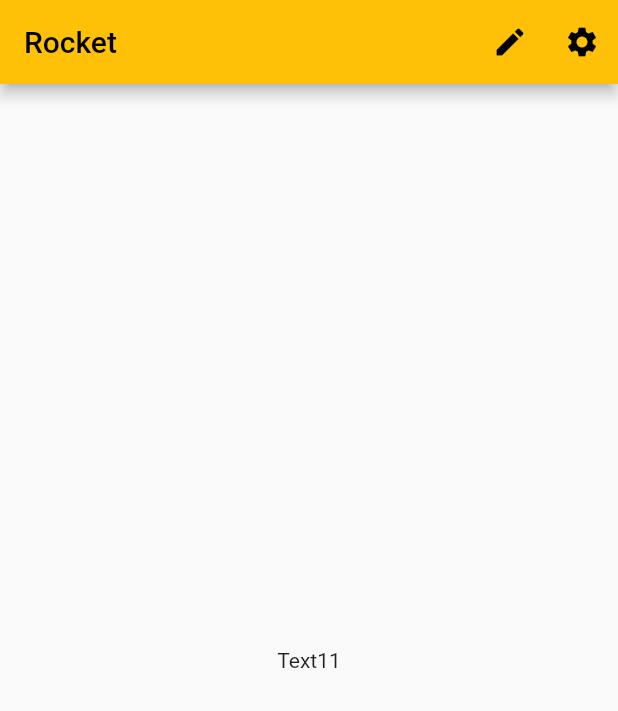
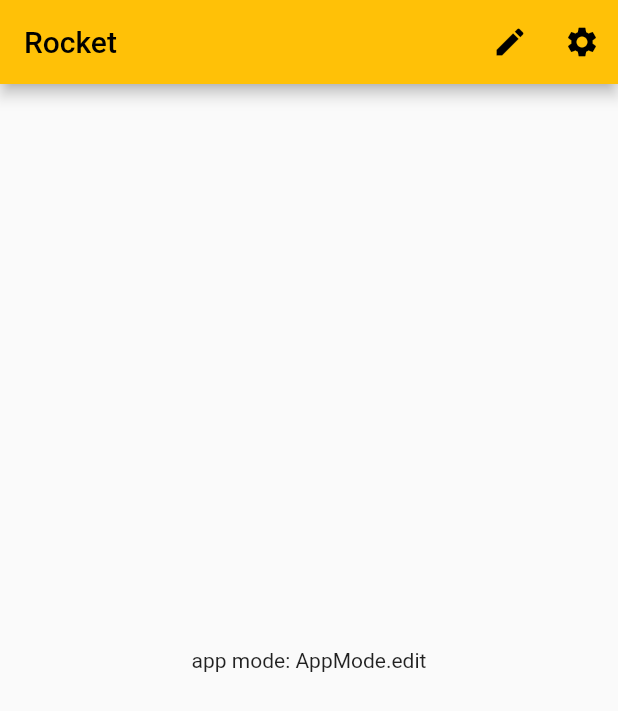
Before and after one commit to Emestie/rocket, a Flutter app: the screen it shows after launch, after a tap on the "edit" icon, on a phone screen of 412 x 824 dp. Shown: the top 711 px of the screen. Run offline on Flutter 3.47's test engine with Material 2 defaults, Android fonts, the phone set to English and light mode, and no system bars.

Commit message:
global state

```diff
--- /dev/null
+++ b/lib/enums.dart
@@ -0,0 +1 @@
+enum AppMode { view, edit }
--- a/lib/main.dart
+++ b/lib/main.dart
@@ -1,9 +1,14 @@
 import 'package:flutter/material.dart';
+import 'package:provider/provider.dart';
+import 'package:rocket/models/app_model.dart';
 
 import './views/main_view.dart';
 
 void main() {
-  runApp(const App());
+  runApp(ChangeNotifierProvider(
+    create: (context) => AppModel(),
+    child: const App(),
+  ));
 }
 
 class App extends StatelessWidget {
--- /dev/null
+++ b/lib/models/app_model.dart
@@ -0,0 +1,17 @@
+import 'package:flutter/material.dart';
+import 'package:rocket/enums.dart';
+
+class AppModel extends ChangeNotifier {
+  AppMode _mode = AppMode.view;
+  get mode => _mode;
+
+  void setAppMode(AppMode mode) {
+    _mode = mode;
+    notifyListeners();
+  }
+
+  void toggleAppMode() {
+    _mode = _mode == AppMode.view ? AppMode.edit : AppMode.view;
+    notifyListeners();
+  }
+}
--- a/lib/views/main_view.dart
+++ b/lib/views/main_view.dart
@@ -1,4 +1,6 @@
 import 'package:flutter/material.dart';
+import 'package:provider/provider.dart';
+import 'package:rocket/models/app_model.dart';
 
 import 'solution_manage_view.dart';
 import 'settings_view.dart';
@@ -12,7 +14,8 @@ class MainView extends StatefulWidget {
 }
 
 class _MainViewState extends State<MainView> {
-  void goToView(String name) {
+  Function() goToView(String name) {
+    return () {
       void pushView(view) {
         Navigator.of(context).push(view);
       }
@@ -24,8 +27,8 @@ class _MainViewState extends State<MainView> {
         case 'add':
           pushView(getAddViewRoute());
           break;
-      default:
       }
+    };
   }
 
   @override
@@ -34,15 +37,22 @@ class _MainViewState extends State<MainView> {
         appBar: AppBar(
           title: Text(widget.appTitle),
           actions: [
-            IconButton(onPressed: () {}, icon: const Icon(Icons.edit)),
+            Consumer<AppModel>(
+              builder: (_, app, __) => IconButton(
+                  onPressed: app.toggleAppMode, icon: const Icon(Icons.edit)),
+            ),
             IconButton(
-                onPressed: () => goToView("settings"),
+                onPressed: goToView("settings"),
                 icon: const Icon(Icons.settings))
           ],
         ),
         body: Center(
           child: Column(
-            children: const [Text("Text11")],
+            children: [
+              Consumer<AppModel>(
+                builder: (_, app, __) => Text("app mode: ${app.mode}"),
+              )
+            ],
             mainAxisAlignment: MainAxisAlignment.center,
           ),
         ));
--- a/pubspec.yaml
+++ b/pubspec.yaml
@@ -34,6 +34,7 @@ dependencies:
     # Use with the CupertinoIcons class for iOS style icons.
     cupertino_icons: ^1.0.2
     shared_preferences: ^2.0.11
+    provider: ^6.0.0
 
 dev_dependencies:
     flutter_test:
```
Also changed, not shown: pubspec.lock. Lines whose indentation alone changed are shown as unchanged.
